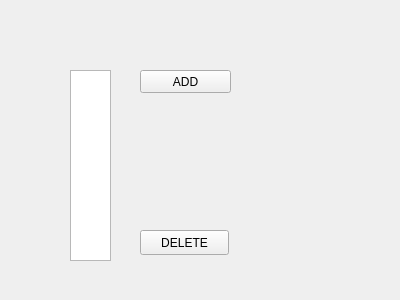
The window that mainwindow.ui (yvalleru/QtExamples) describes before a commit, drawn with Qt 5.
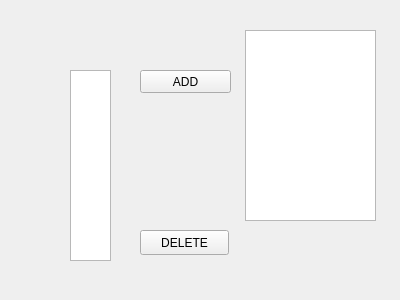
The same window after the commit.

Commit message: delete selected items from Qlistwidget

What changed in the file:
```diff
--- a/mainwindow.ui
+++ b/mainwindow.ui
@@ -50,6 +50,16 @@
      </rect>
     </property>
    </widget>
+   <widget class="QListWidget" name="listWidget">
+    <property name="geometry">
+     <rect>
+      <x>245</x>
+      <y>30</y>
+      <width>131</width>
+      <height>191</height>
+     </rect>
+    </property>
+   </widget>
   </widget>
  </widget>
  <layoutdefault spacing="6" margin="11"/>
```
The commit also changes 2 other files.
